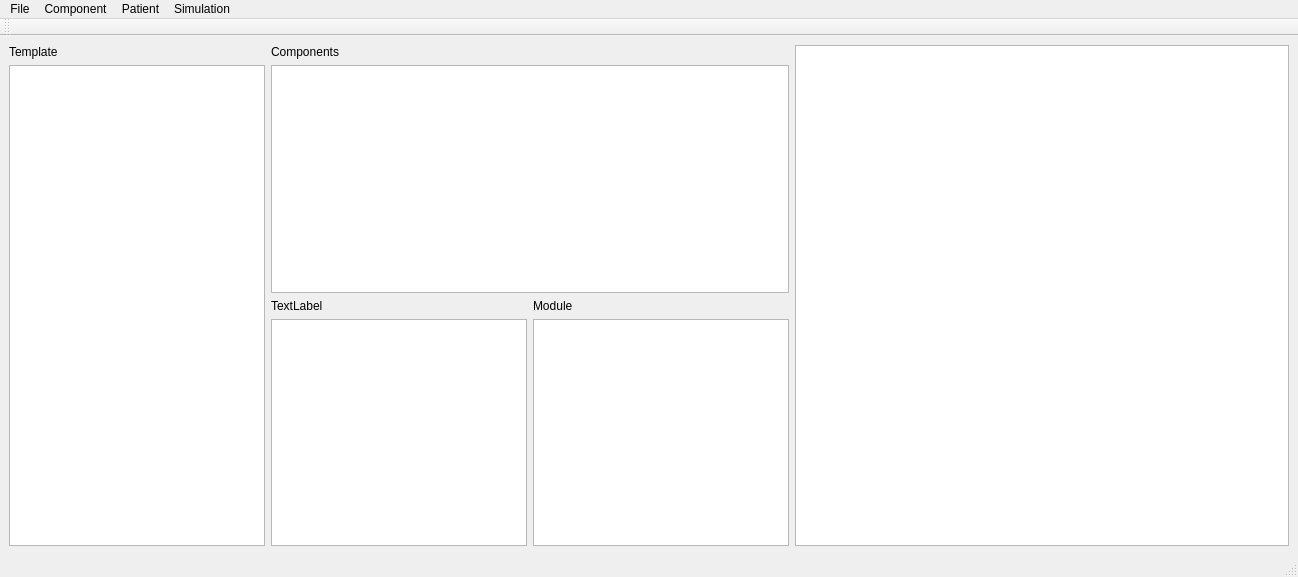
Somhammer/ProtonTherapy, file ui/main.ui: the form before one commit.
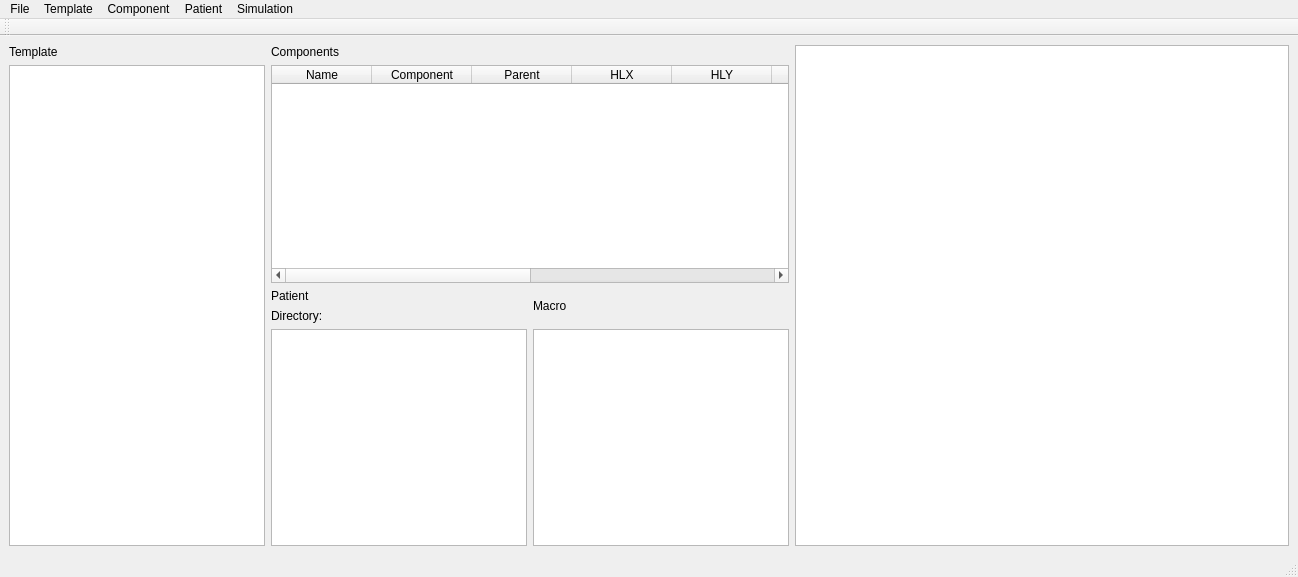
The form after the commit. Icons and pictures are not drawn.

Patch:
```diff
--- a/ui/main.ui
+++ b/ui/main.ui
@@ -24,6 +24,9 @@
       <property name="enabled">
        <bool>true</bool>
       </property>
+      <property name="frameShape">
+       <enum>QFrame::StyledPanel</enum>
+      </property>
      </widget>
     </item>
     <item row="0" column="0">
@@ -34,11 +37,118 @@
       <property name="bottomMargin">
        <number>0</number>
       </property>
-      <item row="1" column="2" colspan="2">
-       <widget class="QTableWidget" name="tableComp"/>
+      <item row="2" column="2">
+       <widget class="QLabel" name="labelPatient">
+        <property name="text">
+         <string>Patient</string>
+        </property>
+       </widget>
       </item>
       <item row="3" column="2">
-       <widget class="QListView" name="listPatient"/>
+       <widget class="QLabel" name="labelPatientDir">
+        <property name="text">
+         <string>Directory:</string>
+        </property>
+       </widget>
+      </item>
+      <item row="1" column="2" colspan="2">
+       <widget class="QTableWidget" name="tableComp">
+        <property name="frameShape">
+         <enum>QFrame::StyledPanel</enum>
+        </property>
+        <property name="frameShadow">
+         <enum>QFrame::Sunken</enum>
+        </property>
+        <property name="lineWidth">
+         <number>2</number>
+        </property>
+        <property name="midLineWidth">
+         <number>1</number>
+        </property>
+        <attribute name="verticalHeaderVisible">
+         <bool>false</bool>
+        </attribute>
+        <column>
+         <property name="text">
+          <string>Name</string>
+         </property>
+         <property name="textAlignment">
+          <set>AlignCenter</set>
+         </property>
+        </column>
+        <column>
+         <property name="text">
+          <string>Component</string>
+         </property>
+         <property name="textAlignment">
+          <set>AlignCenter</set>
+         </property>
+        </column>
+        <column>
+         <property name="text">
+          <string>Parent</string>
+         </property>
+         <property name="textAlignment">
+          <set>AlignCenter</set>
+         </property>
+        </column>
+        <column>
+         <property name="text">
+          <string>HLX</string>
+         </property>
+         <property name="textAlignment">
+          <set>AlignCenter</set>
+         </property>
+        </column>
+        <column>
+         <property name="text">
+          <string>HLY</string>
+         </property>
+         <property name="textAlignment">
+          <set>AlignCenter</set>
+         </property>
+        </column>
+        <column>
+         <property name="text">
+          <string>HLZ</string>
+         </property>
+         <property name="textAlignment">
+          <set>AlignCenter</set>
+         </property>
+        </column>
+        <column>
+         <property name="text">
+          <string>RotY</string>
+         </property>
+         <property name="textAlignment">
+          <set>AlignCenter</set>
+         </property>
+        </column>
+        <column>
+         <property name="text">
+          <string>RotZ</string>
+         </property>
+         <property name="textAlignment">
+          <set>AlignCenter</set>
+         </property>
+        </column>
+        <column>
+         <property name="text">
+          <string>TransY</string>
+         </property>
+         <property name="textAlignment">
+          <set>AlignCenter</set>
+         </property>
+        </column>
+        <column>
+         <property name="text">
+          <string>TransZ</string>
+         </property>
+         <property name="textAlignment">
+          <set>AlignCenter</set>
+         </property>
+        </column>
+       </widget>
       </item>
       <item row="0" column="0" colspan="2">
        <widget class="QLabel" name="labelCompTemp">
@@ -54,23 +164,19 @@
         </property>
        </widget>
       </item>
-      <item row="3" column="3">
-       <widget class="QTextBrowser" name="textModule"/>
+      <item row="4" column="2">
+       <widget class="QListWidget" name="listPatient"/>
       </item>
-      <item row="1" column="0" rowspan="3" colspan="2">
-       <widget class="QListWidget" name="listTemplate"/>
+      <item row="1" column="0" rowspan="4" colspan="2">
+       <widget class="QListWidget" name="listTemplates"/>
       </item>
-      <item row="2" column="2">
-       <widget class="QLabel" name="labelPatient">
-        <property name="text">
-         <string>TextLabel</string>
-        </property>
-       </widget>
+      <item row="4" column="3">
+       <widget class="QListWidget" name="listMacro"/>
       </item>
-      <item row="2" column="3">
-       <widget class="QLabel" name="labelModule">
+      <item row="2" column="3" rowspan="2">
+       <widget class="QLabel" name="labelMacro">
         <property name="text">
-         <string>Module</string>
+         <string>Macro</string>
         </property>
        </widget>
       </item>
@@ -101,10 +207,9 @@
     <property name="title">
      <string>Component</string>
     </property>
-    <addaction name="actionCompNew"/>
-    <addaction name="actionCompLoad"/>
-    <addaction name="actionCompSave"/>
+    <addaction name="actionCompAdd"/>
     <addaction name="actionCompModify"/>
+    <addaction name="actionCompDelete"/>
    </widget>
    <widget class="QMenu" name="menuPatient">
     <property name="title">
@@ -120,7 +225,17 @@
     </property>
     <addaction name="actionSimLoad"/>
    </widget>
+   <widget class="QMenu" name="menuTemplate">
+    <property name="title">
+     <string>Template</string>
+    </property>
+    <addaction name="actionTempNew"/>
+    <addaction name="actionTempLoad"/>
+    <addaction name="actionTempModify"/>
+    <addaction name="actionTempDelete"/>
+   </widget>
    <addaction name="menuFile"/>
+   <addaction name="menuTemplate"/>
    <addaction name="menuComp"/>
    <addaction name="menuPatient"/>
    <addaction name="menuSimulation"/>
@@ -221,7 +336,7 @@
     <string>Ctrl+V</string>
    </property>
   </action>
-  <action name="actionCompNew">
+  <action name="actionTempNew">
    <property name="icon">
     <iconset>
      <normaloff>../icons/new.png</normaloff>../icons/new.png</iconset>
@@ -230,7 +345,7 @@
     <string>New</string>
    </property>
   </action>
-  <action name="actionCompLoad">
+  <action name="actionTempLoad">
    <property name="icon">
     <iconset>
      <normaloff>../icons/open.png</normaloff>../icons/open.png</iconset>
@@ -248,11 +363,48 @@
     <string>Save</string>
    </property>
   </action>
+  <action name="actionTempModify">
+   <property name="icon">
+    <iconset>
+     <normaloff>../icons/write.png</normaloff>../icons/write.png</iconset>
+   </property>
+   <property name="text">
+    <string>Modify</string>
+   </property>
+  </action>
+  <action name="actionPatientConv">
+   <property name="text">
+    <string>ConvAlgo</string>
+   </property>
+  </action>
+  <action name="actionTempDelete">
+   <property name="icon">
+    <iconset>
+     <normaloff>../icons/delete.png</normaloff>../icons/delete.png</iconset>
+   </property>
+   <property name="text">
+    <string>Delete</string>
+   </property>
+  </action>
   <action name="actionCompAdd">
+   <property name="icon">
+    <iconset>
+     <normaloff>../icons/new.png</normaloff>../icons/new.png</iconset>
+   </property>
    <property name="text">
     <string>Add</string>
    </property>
   </action>
+  <action name="actionTemplate">
+   <property name="text">
+    <string>Template</string>
+   </property>
+  </action>
+  <action name="actionComponent">
+   <property name="text">
+    <string>Component</string>
+   </property>
+  </action>
   <action name="actionCompModify">
    <property name="icon">
     <iconset>
@@ -262,9 +414,13 @@
     <string>Modify</string>
    </property>
   </action>
-  <action name="actionPatientConv">
+  <action name="actionCompDelete">
+   <property name="icon">
+    <iconset>
+     <normaloff>../icons/delete.png</normaloff>../icons/delete.png</iconset>
+   </property>
    <property name="text">
-    <string>ConvAlgo</string>
+    <string>Delete</string>
    </property>
   </action>
  </widget>
```
